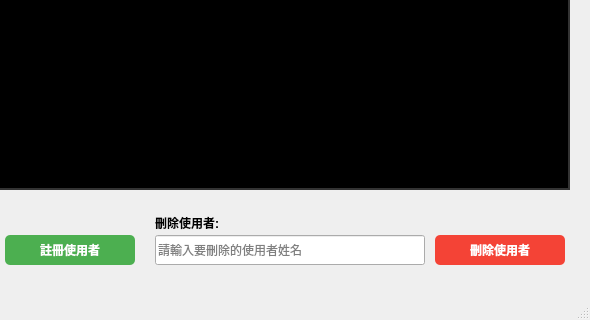
First picture: the form in mainwindow.ui, repository yu-cheng0822/face, before the edit; both pictures show x 310 to 900 and y 380 to 700 of the 900 by 700 pixel window.
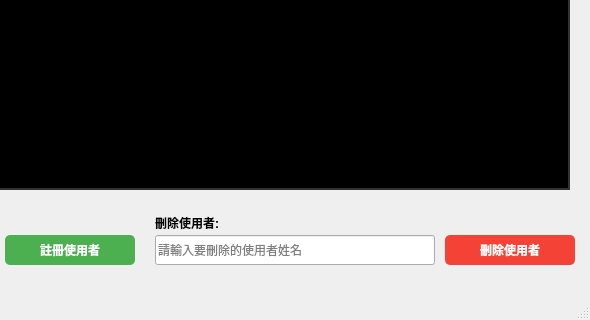
Second picture: the form after the edit.

Commit message: Fix widget symmetry - make both sections equal width

What changed in the file:
```diff
--- a/mainwindow.ui
+++ b/mainwindow.ui
@@ -128,7 +128,7 @@
      <rect>
       <x>460</x>
       <y>585</y>
-      <width>420</width>
+      <width>430</width>
       <height>60</height>
      </rect>
     </property>
@@ -153,7 +153,7 @@
       <rect>
        <x>5</x>
        <y>30</y>
-       <width>270</width>
+       <width>280</width>
        <height>30</height>
       </rect>
      </property>
@@ -164,7 +164,7 @@
     <widget class="QPushButton" name="pushButton_DELETE">
      <property name="geometry">
       <rect>
-       <x>285</x>
+       <x>295</x>
        <y>30</y>
        <width>130</width>
        <height>30</height>
```
